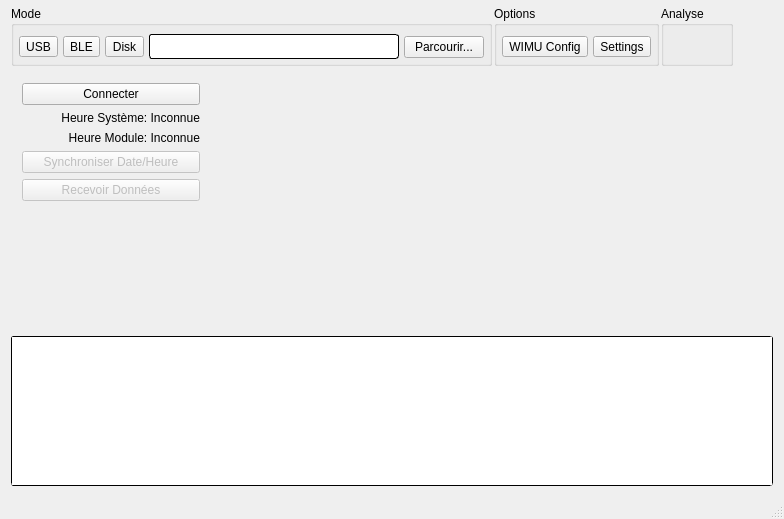
Qt form mainwindow.ui (CDRV/openwimu) before a commit.
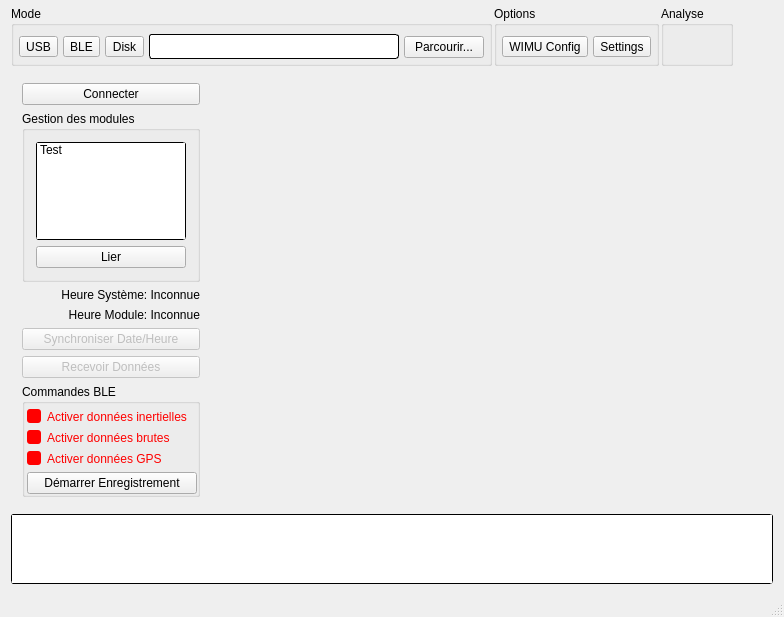
The same form after that commit. Icons and pictures are not drawn.

Commit message: Début intégration BLE via BLED112 (code récupéré du WIMU Connect)

Diff of the .ui file:
```diff
--- a/mainwindow.ui
+++ b/mainwindow.ui
@@ -7,14 +7,23 @@
     <x>0</x>
     <y>0</y>
     <width>720</width>
-    <height>519</height>
+    <height>617</height>
    </rect>
   </property>
   <property name="windowTitle">
    <string>WIMU Studio 2</string>
   </property>
   <property name="styleSheet">
-   <string notr="true">QLineEdit,QTreeWidget,QTextEdit{border-radius: 3px; border-color:black;border-width: 1px;border-style: solid;}</string>
+   <string notr="true">QLineEdit,QTreeWidget,QTextEdit,QListWidget{border-radius: 3px; border-color:black;border-width: 1px;border-style: solid;}
+
+QCheckBox{color:green;}
+QCheckBox::!checked{color:red;}
+QCheckBox::indicator:unchecked:!enabled,QListWidget::indicator:unchecked:!enabled  { background-color:rgba(128,0,0,100%);}
+QCheckBox::indicator:checked:!enabled,QListWidget::indicator:checked:!enabled { background-color:green;}
+QCheckBox::indicator:unchecked,QListWidget::indicator:unchecked{ background-color:red;border-radius:3px;}
+QCheckBox::indicator:checked,QListWidget::indicator:checked {background-color:rgb(0,255,0);border-radius:3px;}
+
+QListWidget::item:selected {color:black;}</string>
   </property>
   <widget class="QWidget" name="wdgMain">
    <layout class="QVBoxLayout" name="verticalLayout">
@@ -368,6 +377,50 @@
             </property>
            </widget>
           </item>
+          <item>
+           <widget class="QGroupBox" name="grpBLEDevices">
+            <property name="title">
+             <string>Gestion des modules</string>
+            </property>
+            <layout class="QVBoxLayout" name="verticalLayout_5">
+             <item>
+              <widget class="QListWidget" name="lstBLEDevices">
+               <property name="cursor" stdset="0">
+                <cursorShape>PointingHandCursor</cursorShape>
+               </property>
+               <item>
+                <property name="text">
+                 <string>Test</string>
+                </property>
+               </item>
+              </widget>
+             </item>
+             <item>
+              <widget class="QPushButton" name="btnBLEConnect">
+               <property name="cursor">
+                <cursorShape>PointingHandCursor</cursorShape>
+               </property>
+               <property name="text">
+                <string>Lier</string>
+               </property>
+               <property name="icon">
+                <iconset resource="wimustudio2.qrc">
+                 <normaloff>:/icons/images/ble.png</normaloff>:/icons/images/ble.png</iconset>
+               </property>
+               <property name="iconSize">
+                <size>
+                 <width>24</width>
+                 <height>24</height>
+                </size>
+               </property>
+               <property name="checkable">
+                <bool>true</bool>
+               </property>
+              </widget>
+             </item>
+            </layout>
+           </widget>
+          </item>
           <item>
            <widget class="QLabel" name="lblUSBSysClock">
             <property name="text">
@@ -437,6 +490,77 @@
             </property>
            </widget>
           </item>
+          <item>
+           <widget class="QGroupBox" name="grpBLE">
+            <property name="title">
+             <string>Commandes BLE</string>
+            </property>
+            <layout class="QVBoxLayout" name="verticalLayout_4">
+             <property name="leftMargin">
+              <number>2</number>
+             </property>
+             <property name="topMargin">
+              <number>5</number>
+             </property>
+             <property name="rightMargin">
+              <number>0</number>
+             </property>
+             <property name="bottomMargin">
+              <number>0</number>
+             </property>
+             <item>
+              <widget class="QCheckBox" name="chkBLEEnableIMU">
+               <property name="cursor">
+                <cursorShape>PointingHandCursor</cursorShape>
+               </property>
+               <property name="text">
+                <string>Activer données inertielles</string>
+               </property>
+              </widget>
+             </item>
+             <item>
+              <widget class="QCheckBox" name="chkBLEEnableRaw">
+               <property name="cursor">
+                <cursorShape>PointingHandCursor</cursorShape>
+               </property>
+               <property name="text">
+                <string>Activer données brutes</string>
+               </property>
+              </widget>
+             </item>
+             <item>
+              <widget class="QCheckBox" name="chkBLEEnableGPS">
+               <property name="cursor">
+                <cursorShape>PointingHandCursor</cursorShape>
+               </property>
+               <property name="text">
+                <string>Activer données GPS</string>
+               </property>
+              </widget>
+             </item>
+             <item>
+              <widget class="QPushButton" name="btnBLERecord">
+               <property name="cursor">
+                <cursorShape>PointingHandCursor</cursorShape>
+               </property>
+               <property name="text">
+                <string>Démarrer Enregistrement</string>
+               </property>
+               <property name="icon">
+                <iconset resource="wimustudio2.qrc">
+                 <normaloff>:/icons/images/led_red.png</normaloff>:/icons/images/led_red.png</iconset>
+               </property>
+               <property name="iconSize">
+                <size>
+                 <width>24</width>
+                 <height>24</height>
+                </size>
+               </property>
+              </widget>
+             </item>
+            </layout>
+           </widget>
+          </item>
           <item>
            <spacer name="verticalSpacer">
             <property name="orientation">
```
Left out of the diff: 9 changed lines with no effect on the pictures. The commit also changes 16 other files.
